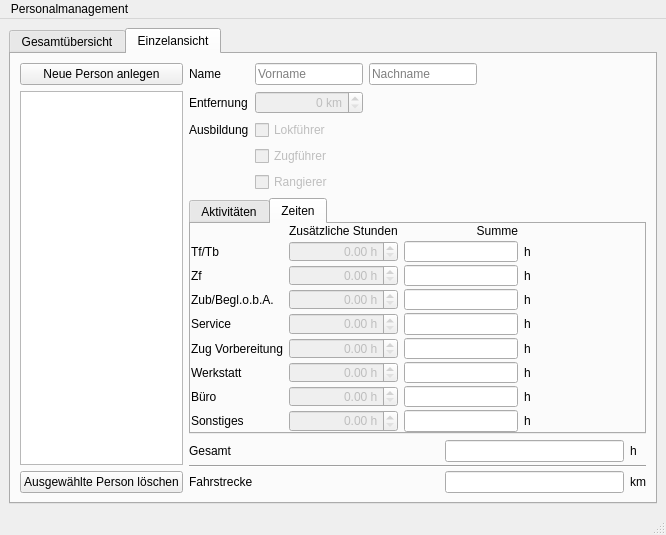
philjosch/Einsatzplaner, file Programm/personalwindow.ui: the form before one commit.
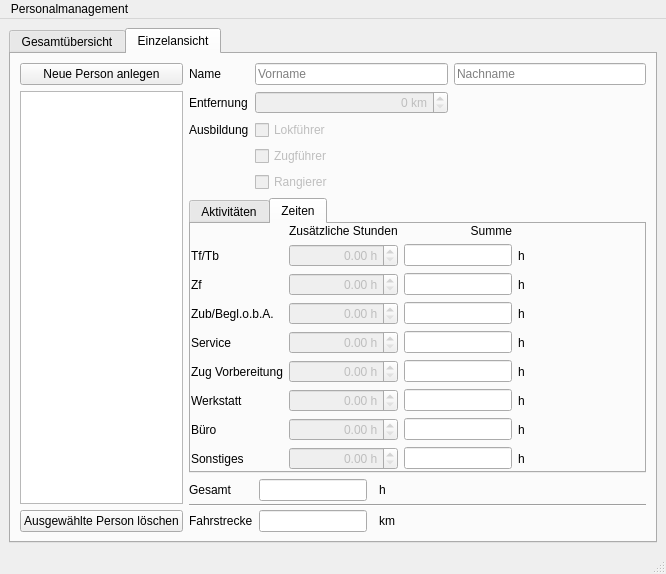
The form after the commit. The open tabs and pages were chosen to show the change.

Commit message:
Personalfenster angepasst
Kleine Veränderungen im Fenster Personal.

```diff
--- a/Programm/personalwindow.ui
+++ b/Programm/personalwindow.ui
@@ -10,7 +10,7 @@
     <x>0</x>
     <y>0</y>
     <width>666</width>
-    <height>535</height>
+    <height>574</height>
    </rect>
   </property>
   <property name="windowTitle">
@@ -432,7 +432,7 @@
          </layout>
         </item>
         <item row="0" column="1">
-         <layout class="QGridLayout" name="stammdaten" columnstretch="0,0,0,1">
+         <layout class="QGridLayout" name="stammdaten" columnstretch="0,0,0">
           <property name="leftMargin">
            <number>0</number>
           </property>
@@ -448,33 +448,6 @@
           <property name="spacing">
            <number>6</number>
           </property>
-          <item row="4" column="1" colspan="2">
-           <widget class="QCheckBox" name="checkRangierer">
-            <property name="enabled">
-             <bool>false</bool>
-            </property>
-            <property name="text">
-             <string>Rangierer</string>
-            </property>
-           </widget>
-          </item>
-          <item row="2" column="0">
-           <widget class="QLabel" name="label_3">
-            <property name="text">
-             <string>Ausbildung</string>
-            </property>
-           </widget>
-          </item>
-          <item row="3" column="1" colspan="2">
-           <widget class="QCheckBox" name="checkZf">
-            <property name="enabled">
-             <bool>false</bool>
-            </property>
-            <property name="text">
-             <string>Zugführer</string>
-            </property>
-           </widget>
-          </item>
           <item row="0" column="0">
            <widget class="QLabel" name="label">
             <property name="text">
@@ -482,16 +455,6 @@
             </property>
            </widget>
           </item>
-          <item row="1" column="0">
-           <widget class="QLabel" name="label_2">
-            <property name="statusTip">
-             <string>Die Entfernung zum Heimatbahnhof. Wird benötigt, um die Strecke auszurechnen.</string>
-            </property>
-            <property name="text">
-             <string>Entfernung</string>
-            </property>
-           </widget>
-          </item>
           <item row="2" column="1" colspan="2">
            <widget class="QCheckBox" name="checkTf">
             <property name="enabled">
@@ -502,32 +465,6 @@
             </property>
            </widget>
           </item>
-          <item row="1" column="3">
-           <spacer name="horizontalSpacer_2">
-            <property name="orientation">
-             <enum>Qt::Horizontal</enum>
-            </property>
-            <property name="sizeHint" stdset="0">
-             <size>
-              <width>40</width>
-              <height>20</height>
-             </size>
-            </property>
-           </spacer>
-          </item>
-          <item row="0" column="3">
-           <spacer name="horizontalSpacer_4">
-            <property name="orientation">
-             <enum>Qt::Horizontal</enum>
-            </property>
-            <property name="sizeHint" stdset="0">
-             <size>
-              <width>40</width>
-              <height>20</height>
-             </size>
-            </property>
-           </spacer>
-          </item>
           <item row="0" column="1">
            <widget class="QLineEdit" name="lineVorname">
             <property name="placeholderText">
@@ -535,6 +472,26 @@
             </property>
            </widget>
           </item>
+          <item row="4" column="1" colspan="2">
+           <widget class="QCheckBox" name="checkRangierer">
+            <property name="enabled">
+             <bool>false</bool>
+            </property>
+            <property name="text">
+             <string>Rangierer</string>
+            </property>
+           </widget>
+          </item>
+          <item row="3" column="1" colspan="2">
+           <widget class="QCheckBox" name="checkZf">
+            <property name="enabled">
+             <bool>false</bool>
+            </property>
+            <property name="text">
+             <string>Zugführer</string>
+            </property>
+           </widget>
+          </item>
           <item row="0" column="2">
            <widget class="QLineEdit" name="lineNachname">
             <property name="placeholderText">
@@ -542,6 +499,13 @@
             </property>
            </widget>
           </item>
+          <item row="2" column="0">
+           <widget class="QLabel" name="label_3">
+            <property name="text">
+             <string>Ausbildung</string>
+            </property>
+           </widget>
+          </item>
           <item row="1" column="1">
            <widget class="QSpinBox" name="spinKm">
             <property name="enabled">
@@ -564,57 +528,26 @@
             </property>
            </widget>
           </item>
+          <item row="1" column="0">
+           <widget class="QLabel" name="label_2">
+            <property name="statusTip">
+             <string>Die Entfernung zum Heimatbahnhof. Wird benötigt, um die Strecke auszurechnen.</string>
+            </property>
+            <property name="text">
+             <string>Entfernung</string>
+            </property>
+           </widget>
+          </item>
          </layout>
         </item>
         <item row="2" column="1">
-         <layout class="QGridLayout" name="gridEinzelSumme">
+         <layout class="QGridLayout" name="gridEinzelSumme" columnstretch="0,0,0,0,1">
           <property name="horizontalSpacing">
            <number>6</number>
           </property>
           <property name="verticalSpacing">
            <number>3</number>
           </property>
-          <item row="0" column="3">
-           <widget class="QLabel" name="label_16">
-            <property name="text">
-             <string>h</string>
-            </property>
-           </widget>
-          </item>
-          <item row="3" column="3">
-           <widget class="QLabel" name="label_17">
-            <property name="text">
-             <string>km</string>
-            </property>
-           </widget>
-          </item>
-          <item row="1" column="0" colspan="4">
-           <widget class="Line" name="horizontalLine">
-            <property name="orientation">
-             <enum>Qt::Horizontal</enum>
-            </property>
-           </widget>
-          </item>
-          <item row="3" column="2">
-           <widget class="QLineEdit" name="lineStrecke">
-            <property name="alignment">
-             <set>Qt::AlignRight|Qt::AlignTrailing|Qt::AlignVCenter</set>
-            </property>
-            <property name="readOnly">
-             <bool>true</bool>
-            </property>
-           </widget>
-          </item>
-          <item row="0" column="2">
-           <widget class="QLineEdit" name="lineGesamt">
-            <property name="alignment">
-             <set>Qt::AlignRight|Qt::AlignTrailing|Qt::AlignVCenter</set>
-            </property>
-            <property name="readOnly">
-             <bool>true</bool>
-            </property>
-           </widget>
-          </item>
           <item row="0" column="0">
            <widget class="QLabel" name="label_9">
             <property name="text">
@@ -622,18 +555,12 @@
             </property>
            </widget>
           </item>
-          <item row="0" column="1">
-           <spacer name="horizontalSpacer_5">
+          <item row="1" column="0" colspan="5">
+           <widget class="Line" name="horizontalLine">
             <property name="orientation">
              <enum>Qt::Horizontal</enum>
             </property>
-            <property name="sizeHint" stdset="0">
-             <size>
-              <width>40</width>
-              <height>20</height>
-             </size>
-            </property>
-           </spacer>
+           </widget>
           </item>
           <item row="3" column="0">
            <widget class="QLabel" name="label_10">
@@ -642,6 +569,53 @@
             </property>
            </widget>
           </item>
+          <item row="0" column="1">
+           <widget class="QLineEdit" name="lineGesamt">
+            <property name="alignment">
+             <set>Qt::AlignRight|Qt::AlignTrailing|Qt::AlignVCenter</set>
+            </property>
+            <property name="readOnly">
+             <bool>true</bool>
+            </property>
+           </widget>
+          </item>
+          <item row="0" column="3">
+           <widget class="QLabel" name="label_16">
+            <property name="text">
+             <string>h</string>
+            </property>
+           </widget>
+          </item>
+          <item row="0" column="4">
+           <spacer name="horizontalSpacer_5">
+            <property name="orientation">
+             <enum>Qt::Horizontal</enum>
+            </property>
+            <property name="sizeHint" stdset="0">
+             <size>
+              <width>40</width>
+              <height>20</height>
+             </size>
+            </property>
+           </spacer>
+          </item>
+          <item row="3" column="1">
+           <widget class="QLineEdit" name="lineStrecke">
+            <property name="alignment">
+             <set>Qt::AlignRight|Qt::AlignTrailing|Qt::AlignVCenter</set>
+            </property>
+            <property name="readOnly">
+             <bool>true</bool>
+            </property>
+           </widget>
+          </item>
+          <item row="3" column="3">
+           <widget class="QLabel" name="label_17">
+            <property name="text">
+             <string>km</string>
+            </property>
+           </widget>
+          </item>
          </layout>
         </item>
         <item row="1" column="1">
@@ -649,11 +623,11 @@
           <property name="minimumSize">
            <size>
             <width>435</width>
-            <height>200</height>
+            <height>250</height>
            </size>
           </property>
           <property name="currentIndex">
-           <number>0</number>
+           <number>1</number>
           </property>
           <property name="tabsClosable">
            <bool>false</bool>
@@ -744,7 +718,7 @@
            <attribute name="title">
             <string>Zeiten</string>
            </attribute>
-           <layout class="QGridLayout" name="gridLayout_5" columnstretch="0,0,0,0,0,0">
+           <layout class="QGridLayout" name="gridLayout_5" rowstretch="0,0,0,0,0,0,0,0,0,1" columnstretch="0,0,0,0,0,1">
             <property name="leftMargin">
              <number>0</number>
             </property>
@@ -757,12 +731,9 @@
             <property name="bottomMargin">
              <number>0</number>
             </property>
-            <property name="horizontalSpacing">
+            <property name="spacing">
              <number>6</number>
             </property>
-            <property name="verticalSpacing">
-             <number>3</number>
-            </property>
             <item row="4" column="0">
              <widget class="QLabel" name="label_6">
               <property name="text">
```
Left out of the diff: 2 changed lines with no effect on the pictures.
